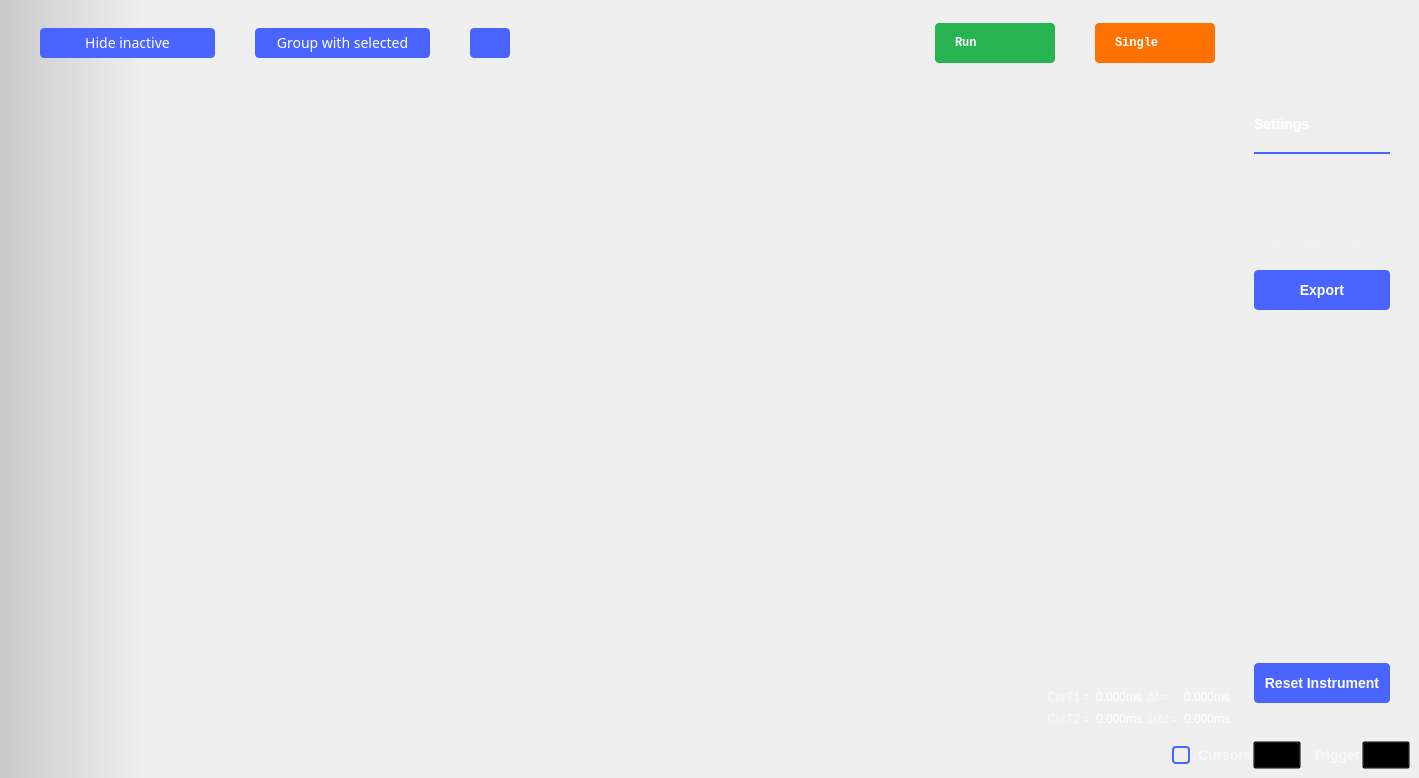
Old version of the form ui/logic_analyzer.ui in the repository analogdevicesinc/scopy.
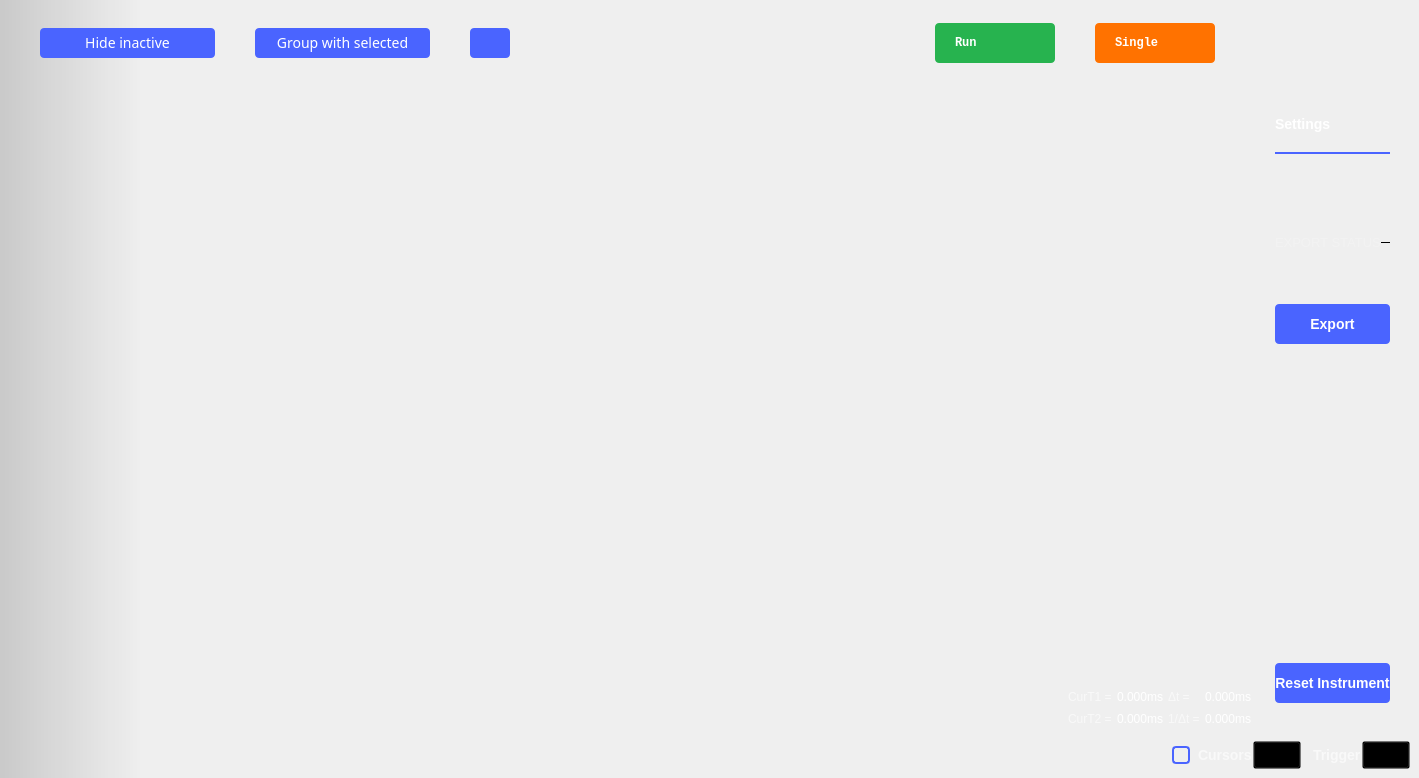
New version of the form. Icons and pictures are not drawn. Custom widgets are drawn as their Qt base class.

Commit message: Logic Analyzer: Display a status for the export feature.

What changed in the file:
```diff
--- a/ui/logic_analyzer.ui
+++ b/ui/logic_analyzer.ui
@@ -1518,9 +1518,9 @@
                  </spacer>
                 </item>
                 <item>
-                 <layout class="QVBoxLayout" name="verticalLayout_5">
+                 <layout class="QVBoxLayout" name="verticalLayout_5" stretch="0,0,0,0">
                   <property name="spacing">
-                   <number>20</number>
+                   <number>0</number>
                   </property>
                   <property name="topMargin">
                    <number>20</number>
@@ -1530,6 +1530,9 @@
                     <property name="topMargin">
                      <number>0</number>
                     </property>
+                    <property name="bottomMargin">
+                     <number>20</number>
+                    </property>
                     <item>
                      <widget class="QLabel" name="label_6">
                       <property name="styleSheet">
@@ -1542,7 +1545,7 @@
 }</string>
                       </property>
                       <property name="text">
-                       <string>FILE OPERATIONS</string>
+                       <string>EXPORT STATUS</string>
                       </property>
                      </widget>
                     </item>
@@ -1564,6 +1567,29 @@
                     </item>
                    </layout>
                   </item>
+                  <item>
+                   <widget class="QLabel" name="lblExportStatus">
+                    <property name="text">
+                     <string/>
+                    </property>
+                   </widget>
+                  </item>
+                  <item>
+                   <spacer name="verticalSpacer_2">
+                    <property name="orientation">
+                     <enum>Qt::Vertical</enum>
+                    </property>
+                    <property name="sizeType">
+                     <enum>QSizePolicy::Fixed</enum>
+                    </property>
+                    <property name="sizeHint" stdset="0">
+                     <size>
+                      <width>20</width>
+                      <height>20</height>
+                     </size>
+                    </property>
+                   </spacer>
+                  </item>
                   <item>
                    <widget class="QPushButton" name="btnExport">
                     <property name="styleSheet">
```
The commit also changes 5 other files.
